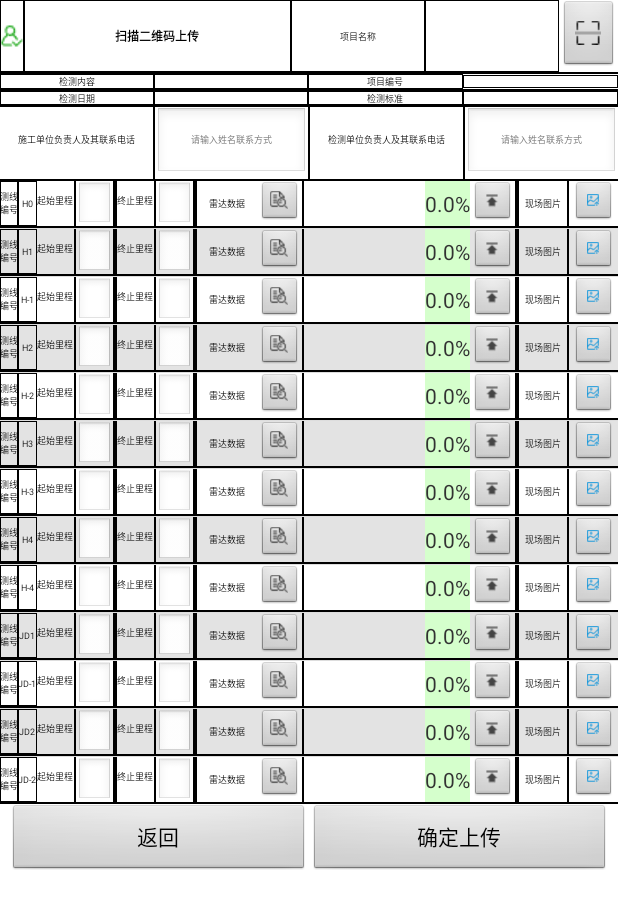
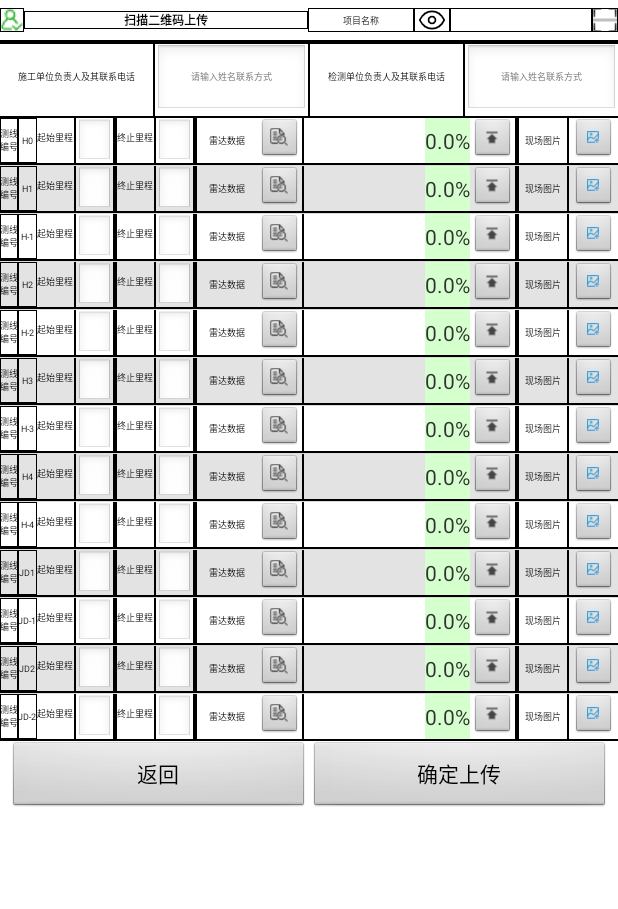
Before and after one commit to htonline/radar, an Android app: the fragment UploadFragment shown on its own in the app's theme, on a phone screen of 412 x 824 dp. Shown: the top 909 px of the screen. Run offline under Robolectric (Android 15) with nearby library versions, the phone set to English and light mode, and no system bars; our stand-ins replace RxJava; libraries missing offline, so code that uses them is left out: com.alibaba.fastjson; network calls fail; 3 statements that could not run were skipped.

Commit message:
完成断点续传和上传页面的信息显示

```diff
--- a/app/src/main/java/com/example/upload/fragment/UploadFragment.java
+++ b/app/src/main/java/com/example/upload/fragment/UploadFragment.java
@@ -96,7 +96,7 @@ public class UploadFragment extends Fragment {
     private String uploadpath;
     private Button abtn_my_dialog_cancel;
     private Button abtn_my_dialog_upload;
-
+    private ImageButton ib_touch_show;
     private String user_token = null;
 
     private ThreadPoolExecutor threadPool;
@@ -335,6 +335,17 @@ public class UploadFragment extends Fragment {
         ib_login = view.findViewById(R.id.ib_login);
         lv_uploadfile = view.findViewById(R.id.lv_uploadCX);
         scaninfo = view.findViewById(R.id.scannerInfo);
+        ib_touch_show = view.findViewById(R.id.ib_touchShow);
+        ib_touch_show.setOnClickListener(new View.OnClickListener() {
+            @Override
+            public void onClick(View v) {
+                if (scaninfo.getVisibility() == View.VISIBLE){
+                    scaninfo.setVisibility(View.GONE);
+                }else{
+                    scaninfo.setVisibility(View.VISIBLE);
+                }
+            }
+        });
         scaninfo.setVisibility(View.GONE);
         ((Button) scaninfo.findViewById(R.id.scan_btn_cancel)).setOnClickListener(new View.OnClickListener() {
             @Override
@@ -467,6 +478,12 @@ public class UploadFragment extends Fragment {
         tv_dqwidth.setText(dangqiangKuan);
         tv_dqthk.setText(dangqiangHoudu);
         tv_dqloc.setText(dangqiangWeizhi);
+
+        ((TextView) scaninfo.findViewById(R.id.scan_tv_dqbh)).setText(dangqiangBianhao);
+        ((TextView) scaninfo.findViewById(R.id.scan_tv_dqtype)).setText(dangqiangLeixing);
+        ((TextView) scaninfo.findViewById(R.id.scan_tv_dqheight)).setText(dangqiangGao);
+        ((TextView) scaninfo.findViewById(R.id.scan_tv_dqwidth)).setText(dangqiangKuan);
+        ((TextView) scaninfo.findViewById(R.id.scan_tv_dqthk)).setText(dangqiangHoudu);
     }
 
     private void searchFile(GetRequestInterface getRequestInterface, String filename, String user_token, GetCallBack<String> back) {
--- a/app/src/main/res/layout/my_dialog.xml
+++ b/app/src/main/res/layout/my_dialog.xml
@@ -17,6 +17,8 @@
             android:orientation="vertical">
 
             <LinearLayout
+                android:layout_marginTop="5dp"
+                android:layout_marginBottom="5dp"
                 android:layout_width="match_parent"
                 android:layout_height="wrap_content"
                 android:orientation="horizontal">
@@ -44,9 +46,10 @@
 
 
                 <TextView
+
                     android:id="@+id/my_dialog_title"
                     android:layout_width="0dp"
-                    android:layout_height="match_parent"
+                    android:layout_height="wrap_content"
                     android:layout_gravity="center"
                     android:layout_weight="1"
                     android:background="@drawable/tv_bg"
@@ -63,16 +66,32 @@
                     android:layout_weight="1"
                     android:orientation="horizontal">
 
-                    <TextView
+                    <LinearLayout
                         android:layout_width="0dp"
-                        android:layout_height="match_parent"
                         android:layout_gravity="center"
                         android:layout_weight="1"
-                        android:background="@drawable/tv_bg"
                         android:gravity="center"
-                        android:text="项目名称"
-                        android:textColor="#000"
-                        android:textSize="@dimen/textmydialogssmallSize" />
+                        android:layout_height="match_parent">
+                        <TextView
+                            android:layout_width="0dp"
+                            android:layout_weight="3"
+                            android:layout_height="match_parent"
+                            android:gravity="center"
+                            android:background="@drawable/tv_bg"
+                            android:layout_gravity="center"
+                            android:text="项目名称"
+                            android:textColor="#000"
+                            android:textSize="@dimen/textmydialogssmallSize" >
+                        </TextView>
+                        <ImageButton
+                            android:background="@drawable/tv_bg"
+                            android:id="@+id/ib_touchShow"
+                            android:layout_width="0dp"
+                            android:layout_weight="1"
+                            android:layout_height="wrap_content"
+                            android:src="@drawable/touch_show"/>
+
+                    </LinearLayout>
 
                     <TextView
                         android:id="@+id/tv_dqbh"
@@ -88,6 +107,8 @@
 
 
                 <ImageButton
+                    android:layout_gravity="center"
+                    android:background="@drawable/tv_bg"
                     android:id="@+id/iv_scanicon"
                     android:layout_width="wrap_content"
                     android:layout_height="wrap_content"
@@ -106,6 +127,7 @@
                 android:orientation="vertical">
 
                 <LinearLayout
+                    android:visibility="gone"
                     android:layout_width="match_parent"
                     android:layout_height="wrap_content"
                     android:orientation="horizontal">
@@ -152,11 +174,13 @@
                 </LinearLayout>
 
                 <TextView
+                    android:visibility="gone"
                     android:layout_width="match_parent"
                     android:layout_height="1dp"
                     android:background="#000" />
 
                 <LinearLayout
+                    android:visibility="gone"
                     android:layout_width="match_parent"
                     android:layout_height="wrap_content"
                     android:orientation="horizontal">
```
Also changed, not shown: app/src/main/res/drawable-hdpi/touch_show.png (added).
